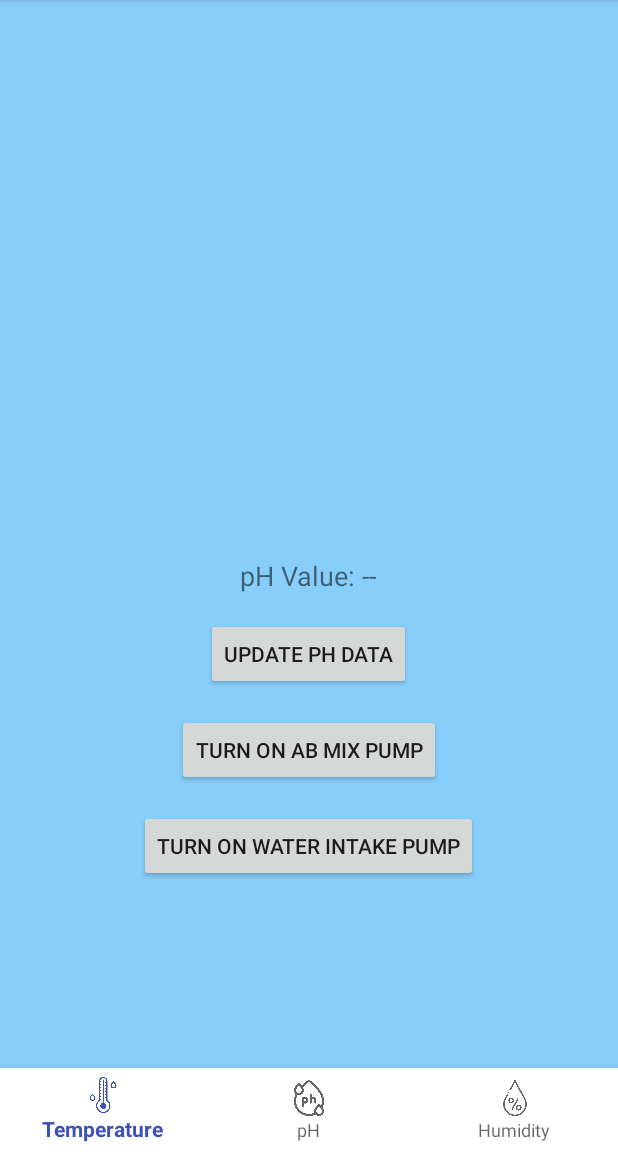
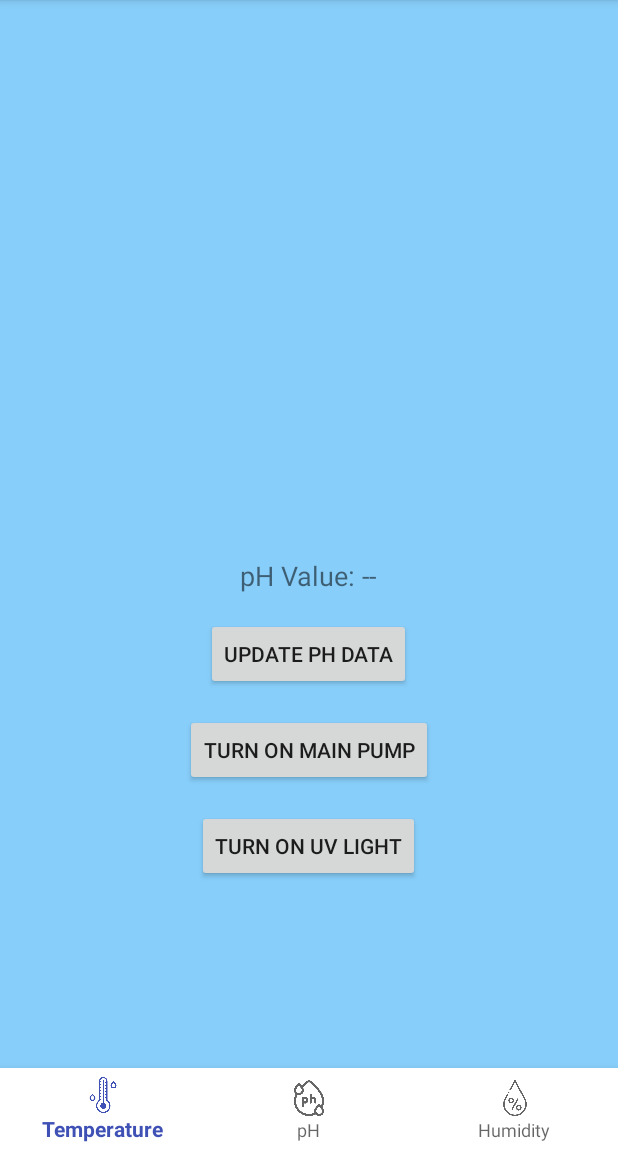
Before and after one commit to as13af/IoT-Based-Hydroponic-with-Blynk-API, an Android app built with Jetpack Compose: the PHActivity screen opened directly, with no data from a screen before it, on a phone screen of 412 x 824 dp, the part 84-1236 px from its top. Run offline under Robolectric (Android 15) with nearby library versions, the phone set to English and light mode, and no system bars.

Commit message:
Update Actuator buttons - Ab mix -> Main pump - Intake -> UV Light

```diff
--- a/HydroponicNewCelery/app/src/main/java/com/example/hydroponicnewcelery/PHActivity.java
+++ b/HydroponicNewCelery/app/src/main/java/com/example/hydroponicnewcelery/PHActivity.java
@@ -32,8 +32,8 @@ public class PHActivity extends AppCompatActivity {
     private static final String BLYNK_API_BASE_URL = "https://blynk.cloud/external/api/";
     private static final String AUTH_TOKEN = "v1okzVekidmclcQ0R0LwPnlK087P_TdD";
     private static final int PH_VIRTUAL_PIN = 0; // Adjust with your Blynk pH virtual pin
-    private static final int ACID_PUMP_VIRTUAL_PIN = 2; // Blynk virtual pin for Acid Pump
-    private static final int BASE_PUMP_VIRTUAL_PIN = 3; // Blynk virtual pin for Base Pump
+    private static final int ACID_PUMP_VIRTUAL_PIN = 8; // Blynk virtual pin for Acid Pump
+    private static final int BASE_PUMP_VIRTUAL_PIN = 7; // Blynk virtual pin for Base Pump
 
     private TextView phValueTextView;
 
--- a/HydroponicNewCelery/app/src/main/res/values/strings.xml
+++ b/HydroponicNewCelery/app/src/main/res/values/strings.xml
@@ -42,8 +42,8 @@
 
 
 
-    <string name="turn_on_acid_pump">Turn On AB Mix Pump</string>
-    <string name="turn_on_base_pump">Turn On Water Intake Pump</string>
+    <string name="turn_on_acid_pump">Turn On Main Pump</string>
+    <string name="turn_on_base_pump">Turn On UV Light</string>
 
 
     <string name="button_update_temperature_status">Update Temperature Status</string>
```
